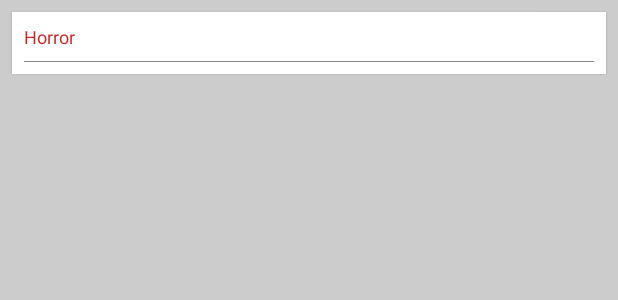
After one commit to chiped/MovieApp, an Android app: the layout category_header_view.xml on its own in the app's theme, with its tools: preview values and no code run, on a phone screen of 412 x 824 dp. The commit adds this screen. Shown: the top 300 px of the screen. Run offline under Robolectric (Android 15) with nearby library versions, the phone set to English and light mode, and no system bars.

Commit message:
Categories tab with multi layout

```diff
--- a/app/src/main/java/com/chinmay/movieapp/main/MainViewPagerAdapter.java
+++ b/app/src/main/java/com/chinmay/movieapp/main/MainViewPagerAdapter.java
@@ -6,12 +6,14 @@ import android.support.v4.app.FragmentManager;
 import android.support.v4.app.FragmentPagerAdapter;
 
 import com.chinmay.movieapp.R;
+import com.chinmay.movieapp.categories.CategoriesFragment;
 
 /**
  * Created by ChiP on 1/6/2016.
  */
 public class MainViewPagerAdapter extends FragmentPagerAdapter {
 
+    private static final int CATEGORIES_POSITION = 1;
     private String[] tabTitles;
 
     public MainViewPagerAdapter(Context context, FragmentManager fm) {
@@ -21,6 +23,9 @@ public class MainViewPagerAdapter extends FragmentPagerAdapter {
 
     @Override
     public Fragment getItem(int position) {
+        if(position == CATEGORIES_POSITION) {
+            return new CategoriesFragment();
+        }
         return MovieListFragment.newInstance(position);
     }
 
--- a/app/src/main/java/com/chinmay/movieapp/main/MovieListFragment.java
+++ b/app/src/main/java/com/chinmay/movieapp/main/MovieListFragment.java
@@ -32,7 +32,7 @@ public class MovieListFragment extends Fragment implements MovieAdapter.MovieCli
     private int selectedPosition;
     private List<Movie> movieList;
     private RecyclerView recyclerView;
-    private LinearLayoutManager layoutManager;
+    private GridLayoutManager layoutManager;
 
     @Override
     public View onCreateView(LayoutInflater inflater, ViewGroup container, Bundle savedInstanceState) {
--- a/app/src/main/java/com/chinmay/movieapp/moviedetails/DetailsAdapter.java
+++ b/app/src/main/java/com/chinmay/movieapp/moviedetails/DetailsAdapter.java
@@ -1,19 +1,13 @@
 package com.chinmay.movieapp.moviedetails;
 
 import android.content.Context;
-import android.support.v7.widget.LinearLayoutManager;
 import android.support.v7.widget.RecyclerView;
 import android.view.LayoutInflater;
 import android.view.View;
 import android.view.ViewGroup;
-import android.widget.TextView;
 
 import com.chinmay.movieapp.R;
 import com.chinmay.movieapp.moviedetails.model.DetailItem;
-import com.chinmay.movieapp.moviedetails.model.ExpandableTextItem;
-import com.chinmay.movieapp.moviedetails.model.HorizontalMovieListItem;
-import com.chinmay.movieapp.moviedetails.model.TextItem;
-import com.ms.square.android.expandabletextview.ExpandableTextView;
 
 import java.util.List;
 
--- /dev/null
+++ b/app/src/main/res/layout/category_header_view.xml
@@ -0,0 +1,35 @@
+<?xml version="1.0" encoding="utf-8"?>
+<LinearLayout xmlns:android="http://schemas.android.com/apk/res/android"
+    xmlns:tools="http://schemas.android.com/tools"
+    android:layout_width="match_parent"
+    android:layout_height="wrap_content"
+    android:orientation="vertical"
+    android:elevation="1dp"
+    android:background="@color/white"
+    android:layout_marginTop="@dimen/padding_medium"
+    android:layout_marginLeft="@dimen/padding_medium"
+    android:layout_marginRight="@dimen/padding_medium">
+
+    <LinearLayout
+        android:layout_width="match_parent"
+        android:layout_height="wrap_content"
+        android:orientation="vertical"
+        android:layout_margin="@dimen/padding_medium">
+
+        <TextView
+            android:id="@+id/text"
+            android:layout_width="match_parent"
+            android:layout_height="wrap_content"
+            android:paddingBottom="@dimen/padding_medium"
+            android:textColor="@color/primary_dark"
+            android:textSize="@dimen/text_size_medium"
+            tools:text="Horror" />
+
+        <View
+            android:layout_width="match_parent"
+            android:layout_height="1px"
+            android:background="@color/gray" />
+
+    </LinearLayout>
+
+</LinearLayout>
--- a/app/src/main/res/values-w400dp/integers.xml
+++ b/app/src/main/res/values-w400dp/integers.xml
@@ -1,4 +1,5 @@
 <?xml version="1.0" encoding="utf-8"?>
 <resources>
     <integer name="movie_list_columns">2</integer>
+    <integer name="categories_list_columns">2</integer>
 </resources>
--- a/app/src/main/res/values/colors.xml
+++ b/app/src/main/res/values/colors.xml
@@ -10,4 +10,5 @@
     <color name="gray">#888888</color>
     <color name="lightgray">#acacac</color>
     <color name="gray_translucent">#7facacac</color>
+    <color name="white">#ffffff</color>
 </resources>
--- a/app/src/main/res/values/dimens.xml
+++ b/app/src/main/res/values/dimens.xml
@@ -4,6 +4,7 @@
 
     <dimen name="movie_row_corner_radius">4dp</dimen>
 
+    <dimen name="padding_small">4dp</dimen>
     <dimen name="padding_medium">8dp</dimen>
     <dimen name="padding_large">16dp</dimen>
     <dimen name="tab_padding_bottom">24dp</dimen>
--- a/app/src/main/res/values/integers.xml
+++ b/app/src/main/res/values/integers.xml
@@ -1,4 +1,5 @@
 <?xml version="1.0" encoding="utf-8"?>
 <resources>
     <integer name="movie_list_columns">1</integer>
+    <integer name="categories_list_columns">1</integer>
 </resources>
--- a/app/src/main/res/values/strings.xml
+++ b/app/src/main/res/values/strings.xml
@@ -16,7 +16,7 @@
 
     <string-array name="main_tabs">
         <item>Now Playing</item>
-        <item>Popular</item>
+        <item>Categories</item>
         <item>Top Rated</item>
         <item>Upcoming</item>
     </string-array>
```
Also changed, not shown: app/src/main/java/com/chinmay/movieapp/Network/NetworkManager.java (+41 -0 lines), app/src/main/java/com/chinmay/movieapp/Network/TMDBService.java (+7 -0 lines), app/src/main/java/com/chinmay/movieapp/categories/CategoriesAdapter.java (added, +73 -0 lines), app/src/main/java/com/chinmay/movieapp/categories/CategoriesFragment.java (added, +46 -0 lines), app/src/main/java/com/chinmay/movieapp/categories/CategoriesPresenter.java (added, +90 -0 lines), app/src/main/java/com/chinmay/movieapp/categories/model/GenreWrapper.java (added, +51 -0 lines), app/src/main/java/com/chinmay/movieapp/model/Genre.java (added, +40 -0 lines), app/src/main/java/com/chinmay/movieapp/utils/Func1.java (added, +8 -0 lines), app/src/main/res/layout/category_item_view.xml (added, +28 -0 lines).
